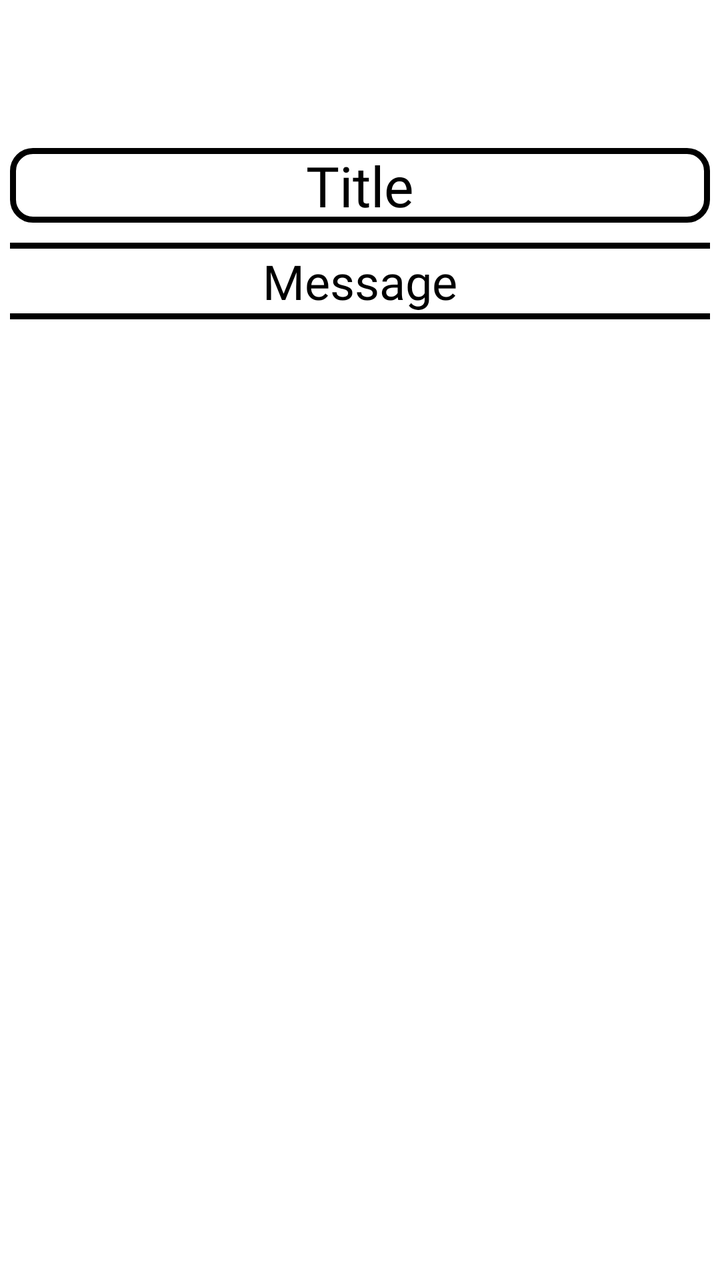
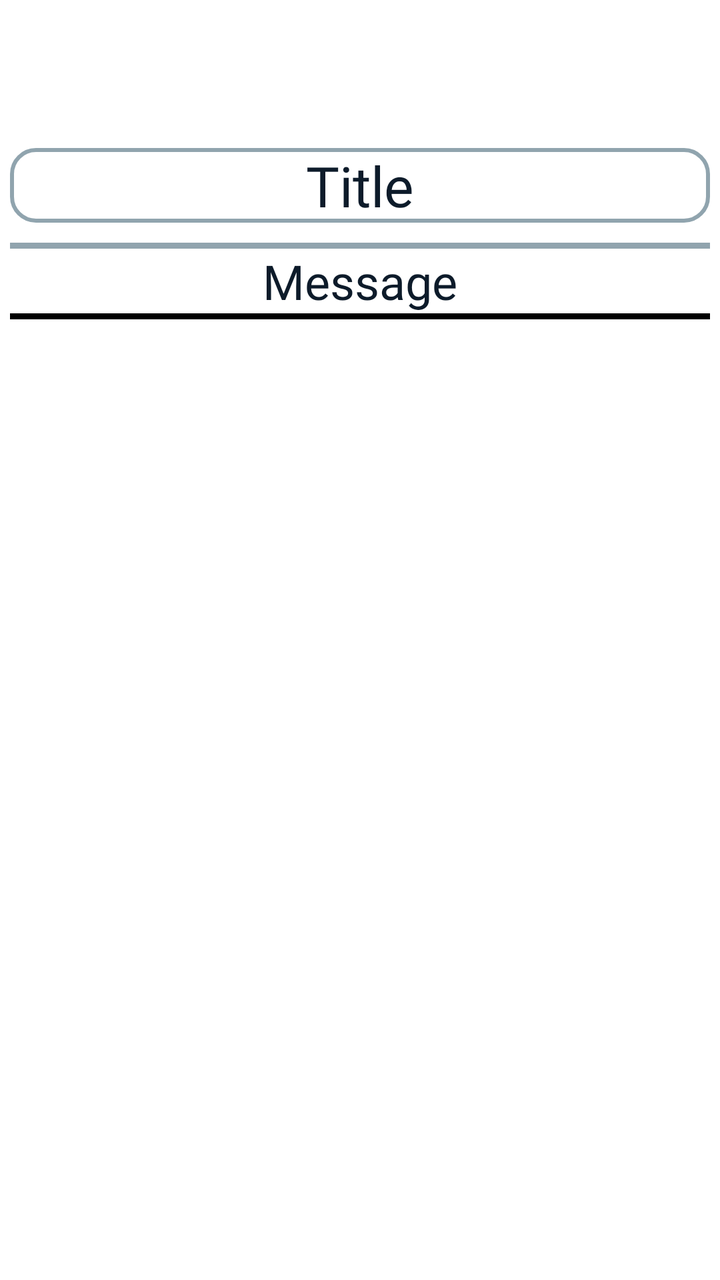

Before-and-after screenshots of an Android layout around one commit, followed by the original layout XML and the change that was made.
<!-- AndroidManifest.xml: application theme Theme.KimyoTest -->
<!-- res/layout/fragment_message.xml -->
<?xml version="1.0" encoding="utf-8"?>
<androidx.constraintlayout.widget.ConstraintLayout xmlns:android="http://schemas.android.com/apk/res/android"
    xmlns:app="http://schemas.android.com/apk/res-auto"
    android:layout_width="match_parent"
    android:layout_height="match_parent"
    android:background="@color/white">

    <androidx.appcompat.widget.LinearLayoutCompat
        android:id="@+id/messageLayout"
        android:layout_width="match_parent"
        android:layout_height="match_parent"
        android:layout_marginTop="?attr/actionBarSize"
        android:orientation="vertical">
        <androidx.appcompat.widget.LinearLayoutCompat
            android:layout_width="match_parent"
            android:layout_height="wrap_content"
            android:gravity="center"
            android:layout_marginTop="10dp"
            android:background="@drawable/style_test_default_answer"
            android:layout_marginStart="5dp"
            android:layout_marginEnd="5dp">
            <androidx.appcompat.widget.AppCompatTextView
                android:id="@+id/title"
                android:layout_width="wrap_content"
                android:layout_height="wrap_content"
                android:gravity="center"
                android:text="@string/title"
                android:textColor="@color/black"
                android:maxWidth="350dp"
                android:textSize="28sp"
                android:fontFamily="@font/pre_hear_regular"/>
        </androidx.appcompat.widget.LinearLayoutCompat>
        <androidx.appcompat.widget.LinearLayoutCompat
            android:layout_width="match_parent"
            android:layout_height="wrap_content"
            android:gravity="center"
            android:layout_marginTop="10dp"
            android:orientation="vertical">
            <androidx.appcompat.widget.AppCompatTextView
                android:layout_width="match_parent"
                android:layout_height="3dp"
                android:layout_marginStart="5dp"
                android:layout_marginEnd="5dp"
                android:background="@color/black"/>
            <androidx.appcompat.widget.AppCompatTextView
                android:id="@+id/message"
                android:layout_width="match_parent"
                android:layout_height="wrap_content"
                android:gravity="center"
                android:text="@string/message"
                android:textColor="@color/black"
                android:maxWidth="350dp"
                android:textSize="24sp"
                android:fontFamily="@font/pre_hear_regular"/>
            <androidx.appcompat.widget.AppCompatTextView
                android:layout_width="match_parent"
                android:layout_height="3dp"
                android:background="@color/black"
                android:layout_marginStart="5dp"
                android:layout_marginEnd="5dp"/>
        </androidx.appcompat.widget.LinearLayoutCompat>
    </androidx.appcompat.widget.LinearLayoutCompat>
</androidx.constraintlayout.widget.ConstraintLayout>
<!-- resources referenced by this layout -->
<resources>
  <color name="black">#FF000000</color>
  <color name="white">#FFFFFFFF</color>
  <!-- drawable style_test_default_answer (drawable) -->
  <?xml version="1.0" encoding="utf-8"?>
  <shape xmlns:android="http://schemas.android.com/apk/res/android">
      <stroke android:color="@color/black" android:width="3dp"/>
      <corners android:radius="10dp"/> />
  </shape>
  <string name="message">Message</string>
  <string name="title">Title</string>
  <style name="Theme.KimyoTest" parent="Base.Theme.KimyoTest" />
  <style name="Base.Theme.KimyoTest" parent="Theme.Material3.DayNight.NoActionBar">
          
          
          <item name="android:textColorPrimary">@color/black</item>
          <item name="android:windowBackground">@color/white</item>
      </style>
</resources>

<!-- the commit's change to res/layout/fragment_message.xml (unified diff, before → after) -->
@@ -3,7 +3,7 @@
     xmlns:app="http://schemas.android.com/apk/res-auto"
     android:layout_width="match_parent"
     android:layout_height="match_parent"
-    android:background="@color/white">
+    android:background="?attr/colorSurface">
 
     <androidx.appcompat.widget.LinearLayoutCompat
         android:id="@+id/messageLayout"
@@ -25,7 +25,7 @@
                 android:layout_height="wrap_content"
                 android:gravity="center"
                 android:text="@string/title"
-                android:textColor="@color/black"
+                android:textColor="?attr/colorOnSurface"
                 android:maxWidth="350dp"
                 android:textSize="28sp"
                 android:fontFamily="@font/pre_hear_regular"/>
@@ -41,14 +41,14 @@
                 android:layout_height="3dp"
                 android:layout_marginStart="5dp"
                 android:layout_marginEnd="5dp"
-                android:background="@color/black"/>
+                android:background="?attr/colorOutline"/>
             <androidx.appcompat.widget.AppCompatTextView
                 android:id="@+id/message"
                 android:layout_width="match_parent"
                 android:layout_height="wrap_content"
                 android:gravity="center"
                 android:text="@string/message"
-                android:textColor="@color/black"
+                android:textColor="?attr/colorOnSurface"
                 android:maxWidth="350dp"
                 android:textSize="24sp"
                 android:fontFamily="@font/pre_hear_regular"/>
<!-- resource entries referenced after the edit -->
@@ -1,21 +1,34 @@
 <!-- resources referenced by this layout -->
 <resources>
   <color name="black">#FF000000</color>
-  <color name="white">#FFFFFFFF</color>
   <!-- drawable style_test_default_answer (drawable) -->
   <?xml version="1.0" encoding="utf-8"?>
   <shape xmlns:android="http://schemas.android.com/apk/res/android">
-      <stroke android:color="@color/black" android:width="3dp"/>
-      <corners android:radius="10dp"/> />
+      <stroke android:color="?attr/colorOutline" android:width="2dp"/>
+      <corners android:radius="12dp"/>
+      <solid android:color="?attr/colorSurface"/>
   </shape>
   <string name="message">Message</string>
   <string name="title">Title</string>
   <style name="Theme.KimyoTest" parent="Base.Theme.KimyoTest" />
   <style name="Base.Theme.KimyoTest" parent="Theme.Material3.DayNight.NoActionBar">
           
-          
-          <item name="android:textColorPrimary">@color/black</item>
-          <item name="android:windowBackground">@color/white</item>
+          <item name="android:windowBackground">@color/chem_background_light</item>
+          <item name="android:textColorPrimary">@color/chem_on_surface_light</item>
+          <item name="colorPrimary">@color/chem_primary_light</item>
+          <item name="colorOnPrimary">@color/chem_surface_light</item>
+          <item name="colorSurface">@color/chem_surface_light</item>
+          <item name="colorOnSurface">@color/chem_on_surface_light</item>
+          <item name="colorOutline">@color/chem_outline_light</item>
+          <item name="colorPrimaryContainer">@color/chem_toolbar_light</item>
+          <item name="colorSurfaceVariant">@color/chem_surface_variant_light</item>
       </style>
+  <color name="chem_background_light">#F0F7FF</color>
+  <color name="chem_on_surface_light">#0D1B2A</color>
+  <color name="chem_primary_light">#1565C0</color>
+  <color name="chem_surface_light">#FFFFFF</color>
+  <color name="chem_outline_light">#90A4AE</color>
+  <color name="chem_toolbar_light">#0D47A1</color>
+  <color name="chem_surface_variant_light">#E3F2FD</color>
 </resources>
 
